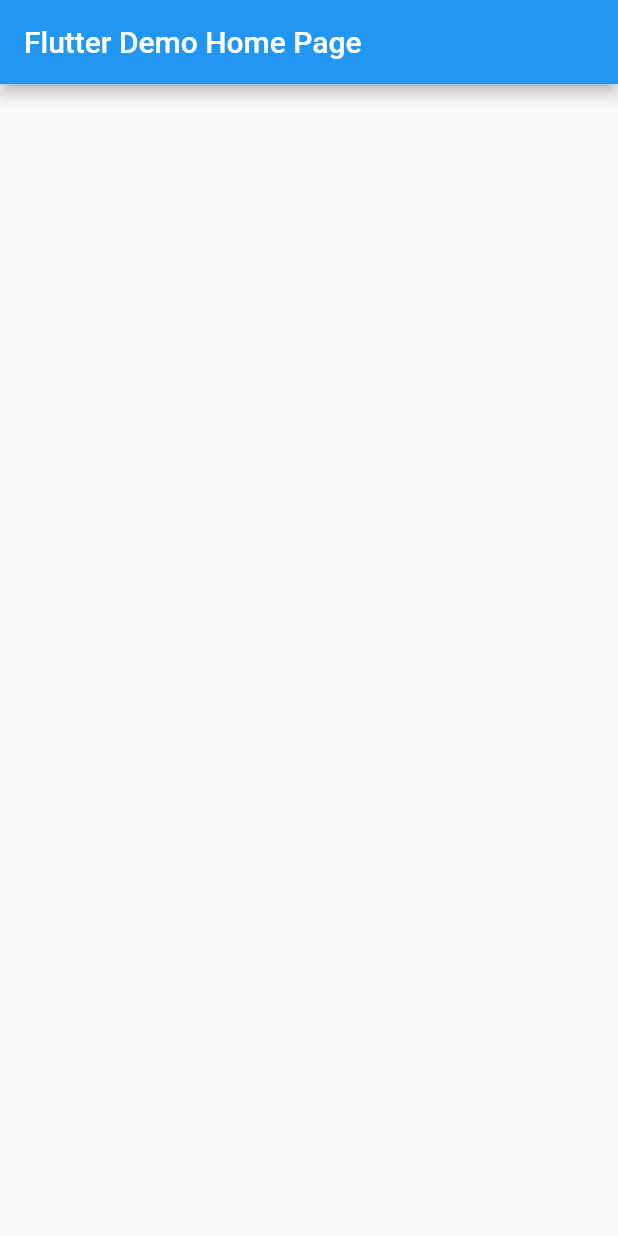
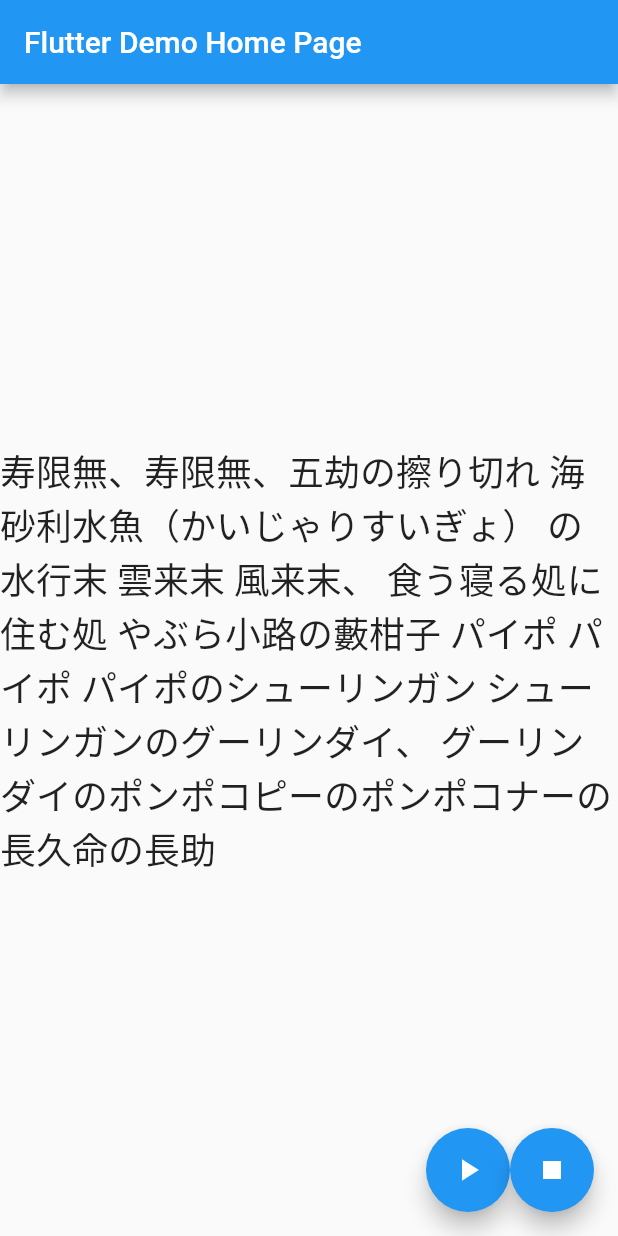
Before and after one commit to kyong0612/hello-flutter, a Flutter app: the screen it shows after launch, on a phone screen of 412 x 824 dp. Run offline on Flutter 3.47's test engine with Material 2 defaults, Android fonts, the phone set to English and light mode, and no system bars; our stand-ins replace flutter_tts.

Commit message:
feat: TTS

```diff
--- a/helloworld/lib/main.dart
+++ b/helloworld/lib/main.dart
@@ -1,5 +1,5 @@
 import 'package:flutter/material.dart';
-import 'package:sensors_plus/sensors_plus.dart';
+import 'package:flutter_tts/flutter_tts.dart';
 
 void main() {
   runApp(const MyApp());
@@ -31,8 +31,22 @@ class MyHomePage extends StatefulWidget {
 }
 
 class _MyHomePageState extends State<MyHomePage> {
-  String _userAccelerometerValues = "";
-  String _gyroscopeValues = "";
+  FlutterTts flutterTts = FlutterTts();
+  final String _speakText =
+      "寿限無、寿限無、五劫の擦り切れ 海砂利水魚（かいじゃりすいぎょ） の水行末 雲来末 風来末、 食う寝る処に住む処 やぶら小路の藪柑子 パイポ パイポ パイポのシューリンガン シューリンガンのグーリンダイ、 グーリンダイのポンポコピーのポンポコナーの 長久命の長助";
+
+  Future<void> _speak() async {
+    const String _lang = "ja-JP";
+    await flutterTts.setLanguage(_lang);
+    await flutterTts.setSpeechRate(1.0);
+    await flutterTts.setVolume(1.0);
+    await flutterTts.setPitch(1.0);
+    await flutterTts.speak(_speakText);
+  }
+
+  Future<void> _stop() async {
+    await flutterTts.stop();
+  }
 
   @override
   Widget build(BuildContext context) {
@@ -40,35 +54,30 @@ class _MyHomePageState extends State<MyHomePage> {
       appBar: AppBar(
         title: Text(widget.title),
       ),
-      body: Column(
-        mainAxisAlignment: MainAxisAlignment.spaceEvenly,
-        children: <Widget>[
-          Text(
-            _userAccelerometerValues,
-            style: Theme.of(context).textTheme.titleLarge,
+      body: Center(
+        child: Column(
+          mainAxisAlignment: MainAxisAlignment.center,
+          children: <Widget>[
+            Text(
+              _speakText,
+              style: Theme.of(context).textTheme.headlineSmall,
+            )
+          ],
+        ),
+      ),
+      floatingActionButton: Row(
+        mainAxisAlignment: MainAxisAlignment.end,
+        children: [
+          FloatingActionButton(
+            onPressed: _speak,
+            child: const Icon(Icons.play_arrow),
           ),
-          Text(
-            _gyroscopeValues,
-            style: Theme.of(context).textTheme.titleLarge,
+          FloatingActionButton(
+            onPressed: _stop,
+            child: const Icon(Icons.stop),
           )
         ],
       ),
     );
   }
-
-  @override
-  void initState() {
-    super.initState();
-    userAccelerometerEvents.listen((UserAccelerometerEvent event) {
-      setState(() {
-        _userAccelerometerValues =
-            "加速度センサー\n${event.x}\n${event.y}\n${event.z}";
-      });
-    });
-    gyroscopeEvents.listen((GyroscopeEvent event) {
-      setState(() {
-        _gyroscopeValues = "ジャイロセンサー\n${event.x}\n${event.y}\n${event.z}";
-      });
-    });
-  }
 }
--- a/helloworld/pubspec.yaml
+++ b/helloworld/pubspec.yaml
@@ -30,8 +30,7 @@ environment:
 dependencies:
   flutter:
     sdk: flutter
-  sensors_plus: ^1.3.2
-
+  flutter_tts: ^3.5.0
 
   # The following adds the Cupertino Icons font to your application.
   # Use with the CupertinoIcons class for iOS style icons.
```
Also changed, not shown: helloworld/pubspec.lock, 6 other files.
